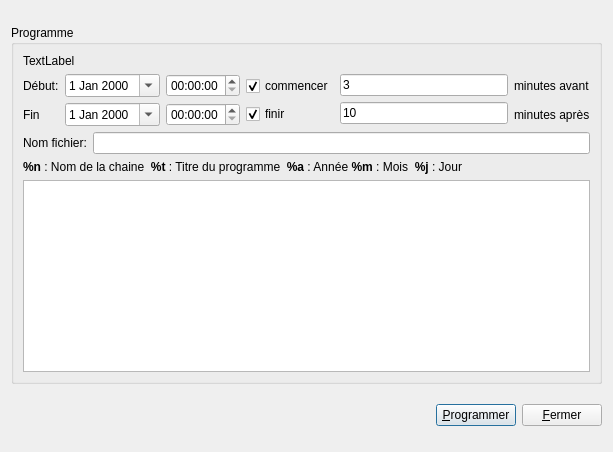
The window that ui/programme.ui (jlbrd/qmagneto) describes before a commit, drawn with Qt 5.
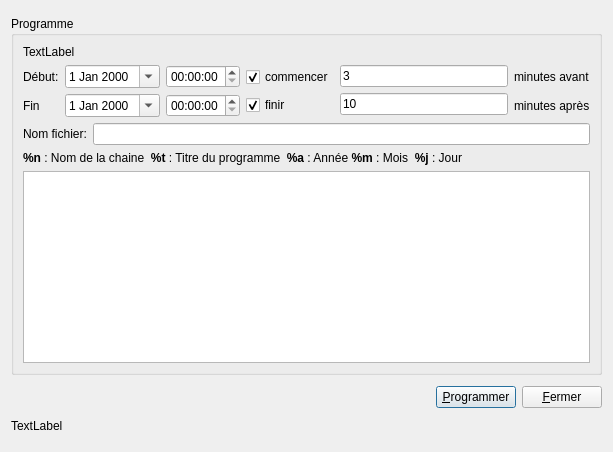
The same window after the commit.

What changed in the file:
```diff
--- a/ui/programme.ui
+++ b/ui/programme.ui
@@ -225,6 +225,19 @@
      </item>
     </layout>
    </item>
+   <item row="2" column="0" >
+    <widget class="QLabel" name="labelInfo" >
+     <property name="sizePolicy" >
+      <sizepolicy vsizetype="Maximum" hsizetype="Preferred" >
+       <horstretch>0</horstretch>
+       <verstretch>0</verstretch>
+      </sizepolicy>
+     </property>
+     <property name="text" >
+      <string>TextLabel</string>
+     </property>
+    </widget>
+   </item>
   </layout>
  </widget>
  <resources/>
```
